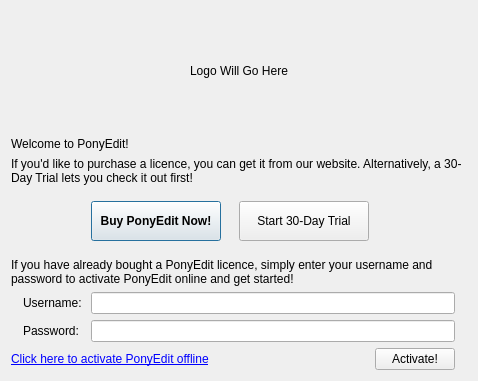
Above: licence/licencecheckdialog.ui from PonyEdit/PonyEdit before the change. Below: the same form after it.
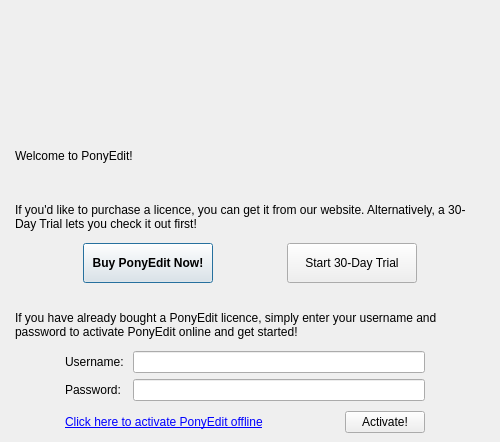
That is the form after the change. Icons and pictures are not drawn.

Commit message: Updates to the licence management dialog. Extend the sitemanager class to support sending error messages when requests fail.

The edit to the form file:
```diff
--- a/licence/licencecheckdialog.ui
+++ b/licence/licencecheckdialog.ui
@@ -6,10 +6,16 @@
    <rect>
     <x>0</x>
     <y>0</y>
-    <width>478</width>
-    <height>381</height>
+    <width>500</width>
+    <height>442</height>
    </rect>
   </property>
+  <property name="sizePolicy">
+   <sizepolicy hsizetype="Fixed" vsizetype="Fixed">
+    <horstretch>0</horstretch>
+    <verstretch>0</verstretch>
+   </sizepolicy>
+  </property>
   <property name="minimumSize">
    <size>
     <width>0</width>
@@ -28,9 +34,18 @@
   <property name="modal">
    <bool>true</bool>
   </property>
-  <layout class="QGridLayout" name="gridLayout">
-   <item row="0" column="0" colspan="7">
+  <layout class="QVBoxLayout" name="verticalLayout_2">
+   <property name="margin">
+    <number>0</number>
+   </property>
+   <item>
     <widget class="QLabel" name="logoLabel">
+     <property name="sizePolicy">
+      <sizepolicy hsizetype="Fixed" vsizetype="Fixed">
+       <horstretch>0</horstretch>
+       <verstretch>0</verstretch>
+      </sizepolicy>
+     </property>
      <property name="minimumSize">
       <size>
        <width>0</width>
@@ -38,14 +53,54 @@
       </size>
      </property>
      <property name="text">
-      <string>Logo Will Go Here</string>
+      <string/>
+     </property>
+     <property name="pixmap">
+      <pixmap resource="../resources.qrc">:/icons/pony-banner.png</pixmap>
      </property>
      <property name="alignment">
       <set>Qt::AlignCenter</set>
      </property>
     </widget>
    </item>
-   <item row="2" column="0" colspan="7">
+   <item>
+    <layout class="QVBoxLayout" name="verticalLayout">
+     <property name="leftMargin">
+      <number>15</number>
+     </property>
+     <property name="topMargin">
+      <number>9</number>
+     </property>
+     <property name="rightMargin">
+      <number>15</number>
+     </property>
+     <property name="bottomMargin">
+      <number>9</number>
+     </property>
+     <item>
+      <widget class="QLabel" name="label">
+       <property name="text">
+        <string>Welcome to PonyEdit!</string>
+       </property>
+      </widget>
+     </item>
+     <item>
+      <spacer name="verticalSpacer_2">
+       <property name="orientation">
+        <enum>Qt::Vertical</enum>
+       </property>
+       <property name="sizeType">
+        <enum>QSizePolicy::Fixed</enum>
+       </property>
+       <property name="sizeHint" stdset="0">
+        <size>
+         <width>20</width>
+         <height>15</height>
+        </size>
+       </property>
+      </spacer>
+     </item>
+     <item>
     <widget class="QLabel" name="label_2">
      <property name="text">
       <string>If you'd like to purchase a licence, you can get it from our website. Alternatively, a 30-Day Trial lets you check it out first!</string>
@@ -55,8 +110,10 @@
      </property>
     </widget>
    </item>
-   <item row="4" column="3">
-    <spacer name="horizontalSpacer_2">
+     <item>
+      <layout class="QHBoxLayout" name="horizontalLayout">
+       <item>
+        <spacer name="horizontalSpacer_3">
      <property name="orientation">
       <enum>Qt::Horizontal</enum>
      </property>
@@ -68,30 +125,7 @@
      </property>
     </spacer>
    </item>
-   <item row="6" column="0" colspan="7">
-    <widget class="QLabel" name="label_3">
-     <property name="text">
-      <string>If you have already bought a PonyEdit licence, simply enter your username and password to activate PonyEdit online and get started!</string>
-     </property>
-     <property name="wordWrap">
-      <bool>true</bool>
-     </property>
-    </widget>
-   </item>
-   <item row="4" column="1">
-    <spacer name="horizontalSpacer">
-     <property name="orientation">
-      <enum>Qt::Horizontal</enum>
-     </property>
-     <property name="sizeHint" stdset="0">
-      <size>
-       <width>40</width>
-       <height>20</height>
-      </size>
-     </property>
-    </spacer>
-   </item>
-   <item row="4" column="2">
+       <item>
     <widget class="QPushButton" name="buyPonyEditButton">
      <property name="minimumSize">
       <size>
@@ -119,7 +153,20 @@
      </property>
     </widget>
    </item>
-   <item row="4" column="4">
+       <item>
+        <spacer name="horizontalSpacer">
+         <property name="orientation">
+          <enum>Qt::Horizontal</enum>
+         </property>
+         <property name="sizeHint" stdset="0">
+          <size>
+           <width>40</width>
+           <height>20</height>
+          </size>
+         </property>
+        </spacer>
+       </item>
+       <item>
     <widget class="QPushButton" name="trialActivate">
      <property name="minimumSize">
       <size>
@@ -135,24 +182,76 @@
      </property>
     </widget>
    </item>
-   <item row="1" column="0" colspan="7">
-    <widget class="QLabel" name="label">
+       <item>
+        <spacer name="horizontalSpacer_2">
+         <property name="orientation">
+          <enum>Qt::Horizontal</enum>
+         </property>
+         <property name="sizeHint" stdset="0">
+          <size>
+           <width>40</width>
+           <height>20</height>
+          </size>
+         </property>
+        </spacer>
+       </item>
+      </layout>
+     </item>
+     <item>
+      <spacer name="verticalSpacer">
+       <property name="orientation">
+        <enum>Qt::Vertical</enum>
+       </property>
+       <property name="sizeType">
+        <enum>QSizePolicy::Fixed</enum>
+       </property>
+       <property name="sizeHint" stdset="0">
+        <size>
+         <width>20</width>
+         <height>15</height>
+        </size>
+       </property>
+      </spacer>
+     </item>
+     <item>
+      <widget class="QLabel" name="label_3">
      <property name="text">
-      <string>Welcome to PonyEdit!</string>
-     </property>
-    </widget>
-   </item>
-   <item row="7" column="2" colspan="4">
+        <string>If you have already bought a PonyEdit licence, simply enter your username and password to activate PonyEdit online and get started!</string>
+       </property>
+       <property name="alignment">
+        <set>Qt::AlignLeading|Qt::AlignLeft|Qt::AlignVCenter</set>
+       </property>
+       <property name="wordWrap">
+        <bool>true</bool>
+       </property>
+      </widget>
+     </item>
+     <item>
+      <layout class="QFormLayout" name="formLayout">
+       <property name="leftMargin">
+        <number>50</number>
+       </property>
+       <property name="rightMargin">
+        <number>60</number>
+       </property>
+       <item row="0" column="0">
+        <widget class="QLabel" name="label_5">
+         <property name="text">
+          <string>Username: </string>
+         </property>
+        </widget>
+       </item>
+       <item row="0" column="1">
     <widget class="QLineEdit" name="onlineUsername"/>
    </item>
-   <item row="8" column="1">
+       <item row="1" column="0">
     <widget class="QLabel" name="label_6">
      <property name="text">
       <string>Password: </string>
      </property>
     </widget>
    </item>
-   <item row="8" column="2" colspan="4">
+       <item row="1" column="1">
     <widget class="QLineEdit" name="onlinePassword">
      <property name="inputMask">
       <string/>
@@ -165,81 +264,28 @@
      </property>
     </widget>
    </item>
-   <item row="9" column="5">
-    <widget class="QPushButton" name="onlineActivate">
-     <property name="text">
-      <string>Activate!</string>
-     </property>
-    </widget>
-   </item>
-   <item row="7" column="1">
-    <widget class="QLabel" name="label_5">
-     <property name="text">
-      <string>Username: </string>
-     </property>
-    </widget>
-   </item>
-   <item row="4" column="0">
-    <spacer name="horizontalSpacer_3">
-     <property name="orientation">
-      <enum>Qt::Horizontal</enum>
-     </property>
-     <property name="sizeHint" stdset="0">
-      <size>
-       <width>40</width>
-       <height>20</height>
-      </size>
-     </property>
-    </spacer>
-   </item>
-   <item row="4" column="6">
-    <spacer name="horizontalSpacer_4">
-     <property name="orientation">
-      <enum>Qt::Horizontal</enum>
-     </property>
-     <property name="sizeHint" stdset="0">
-      <size>
-       <width>40</width>
-       <height>20</height>
-      </size>
-     </property>
-    </spacer>
-   </item>
-   <item row="9" column="0" colspan="5">
+      </layout>
+     </item>
+     <item>
+      <layout class="QHBoxLayout" name="horizontalLayout_2">
+       <property name="leftMargin">
+        <number>50</number>
+       </property>
+       <property name="topMargin">
+        <number>4</number>
+       </property>
+       <property name="rightMargin">
+        <number>60</number>
+       </property>
+       <item>
     <widget class="QLabel" name="offlineActivate">
      <property name="text">
       <string>&lt;a href=&quot;#&quot;&gt;Click here to activate PonyEdit offline&lt;/a&gt;</string>
      </property>
     </widget>
    </item>
-   <item row="5" column="1">
-    <spacer name="verticalSpacer">
-     <property name="orientation">
-      <enum>Qt::Vertical</enum>
-     </property>
-     <property name="sizeHint" stdset="0">
-      <size>
-       <width>20</width>
-       <height>40</height>
-      </size>
-     </property>
-    </spacer>
-   </item>
-   <item row="3" column="1">
-    <spacer name="verticalSpacer_2">
-     <property name="orientation">
-      <enum>Qt::Vertical</enum>
-     </property>
-     <property name="sizeHint" stdset="0">
-      <size>
-       <width>20</width>
-       <height>40</height>
-      </size>
-     </property>
-    </spacer>
-   </item>
-   <item row="4" column="5">
-    <spacer name="horizontalSpacer_8">
+       <item>
+        <spacer name="horizontalSpacer_4">
      <property name="orientation">
       <enum>Qt::Horizontal</enum>
      </property>
@@ -251,7 +297,18 @@
      </property>
     </spacer>
    </item>
-  </layout>
+       <item>
+        <widget class="QPushButton" name="onlineActivate">
+         <property name="text">
+          <string>Activate!</string>
+         </property>
+        </widget>
+       </item>
+      </layout>
+     </item>
+    </layout>
+   </item>
+  </layout>
  </widget>
  <resources/>
  <connections/>
```
Left out of the diff: 7 changed lines with no effect on the pictures. Lines whose indentation alone changed are shown as unchanged. The commit also changes 4 other files.
